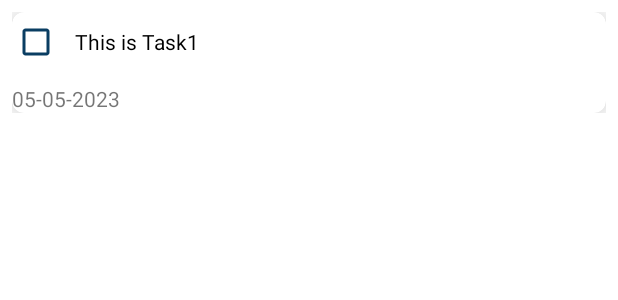
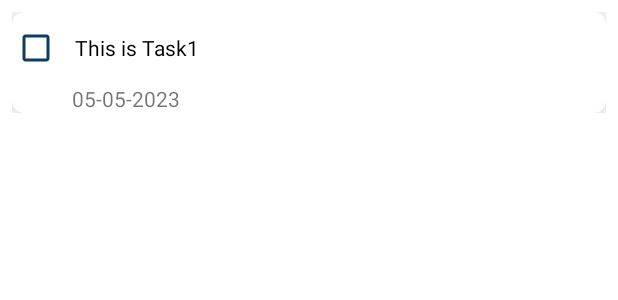
Before and after one commit to ala-kad/TO-DO-List-App, an Android app: the layout each_task.xml on its own in the app's theme, with its tools: preview values and no code run, on a phone screen of 412 x 824 dp. Shown: the top 300 px of the screen. Run offline under Robolectric (Android 15) with nearby library versions, the phone set to English and light mode, and no system bars.

Commit message:
Fixing Design

```diff
--- a/app/src/main/java/com/example/miniproject/MainActivity.java
+++ b/app/src/main/java/com/example/miniproject/MainActivity.java
@@ -77,7 +77,7 @@ public class MainActivity extends AppCompatActivity implements OnDialogCloseList
                         adapter.notifyDataSetChanged();
                     }
                 }
-                //destructing listeRegitration
+                //destructing listenerRegitration
                 listenerRegistration.remove();
             }
         });
--- a/app/src/main/res/layout/activity_main.xml
+++ b/app/src/main/res/layout/activity_main.xml
@@ -14,8 +14,7 @@
         app:layout_constraintEnd_toEndOf="parent"
         app:layout_constraintHorizontal_bias="0.5"
         app:layout_constraintStart_toStartOf="parent"
-        app:layout_constraintTop_toTopOf="parent"
-        app:layout_constraintVertical_bias="0.5" />
+        app:layout_constraintTop_toTopOf="parent" />
 
     <com.google.android.material.floatingactionbutton.FloatingActionButton
         android:id="@+id/floatingActionButton"
--- a/app/src/main/res/layout/add_new_task.xml
+++ b/app/src/main/res/layout/add_new_task.xml
@@ -24,7 +24,7 @@
         android:id="@+id/set_due_tv"
         android:layout_width="wrap_content"
         android:layout_height="wrap_content"
-        android:layout_marginStart="11dp"
+        android:layout_marginStart="12dp"
         android:layout_marginTop="16dp"
         android:drawableRight="@drawable/baseline_calendar_today_24"
         android:drawablePadding="8dp"
@@ -32,7 +32,8 @@
         android:textColor="@color/green_blue"
         android:textSize="16sp"
         app:layout_constraintStart_toStartOf="parent"
-        app:layout_constraintTop_toBottomOf="@+id/task_edit_text"></TextView>
+        app:layout_constraintTop_toBottomOf="@+id/task_edit_text">
+    </TextView>
 
     <Button
         android:id="@+id/save_button"
--- a/app/src/main/res/layout/each_task.xml
+++ b/app/src/main/res/layout/each_task.xml
@@ -23,26 +23,30 @@
             <com.google.android.material.checkbox.MaterialCheckBox
                 android:id="@+id/mycheckbox"
                 android:layout_width="match_parent"
-                android:layout_height="40dp"
+                android:layout_height="48dp"
                 android:buttonTint="@color/green_blue"
                 android:paddingStart="10dp"
                 android:text="This is Task1"
                 app:layout_constraintEnd_toEndOf="parent"
                 app:layout_constraintHorizontal_bias="0.0"
                 app:layout_constraintStart_toStartOf="parent"
-                app:layout_constraintTop_toTopOf="parent"></com.google.android.material.checkbox.MaterialCheckBox>
+                app:layout_constraintTop_toTopOf="parent">
+
+            </com.google.android.material.checkbox.MaterialCheckBox>
 
             <TextView
                 android:id="@+id/due_date_tv"
                 android:layout_width="wrap_content"
                 android:layout_height="wrap_content"
-                android:layout_marginTop="8dp"
+                android:layout_marginStart="40dp"
                 android:text="05-05-2023"
                 android:textSize="14sp"
+                app:layout_constraintStart_toStartOf="parent"
                 app:layout_constraintTop_toBottomOf="@+id/mycheckbox"
-                tools:layout_editor_absoluteX="40dp">
+                >
 
             </TextView>
+
         </androidx.constraintlayout.widget.ConstraintLayout>
 
     </androidx.cardview.widget.CardView>
```
